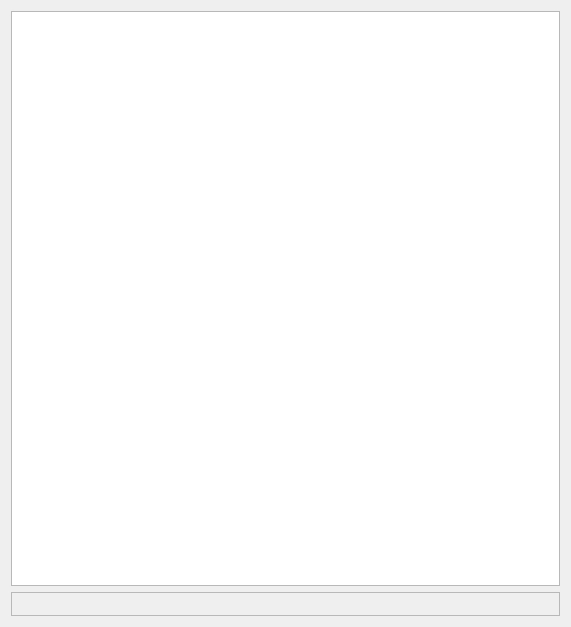
0xd34df00d/leechcraft, file src/plugins/potorchu/playlistwidget.ui: the form before one commit.
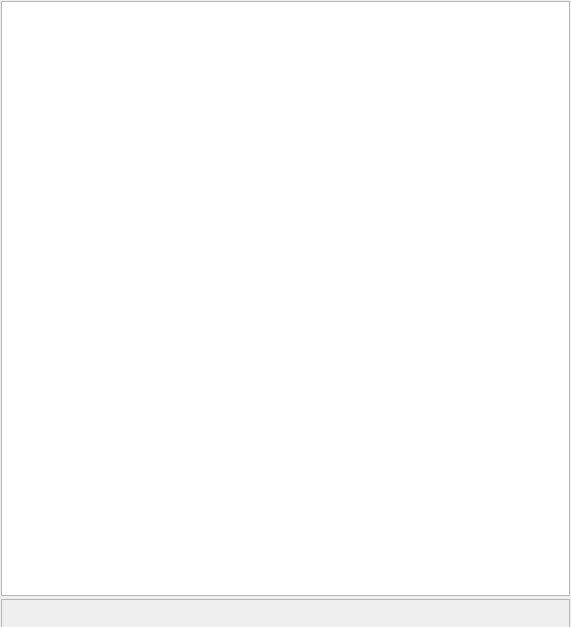
The form after the commit. Custom widgets are drawn as their Qt base class.

Commit message: Potorchu: fix spacing

The edit to the form file:
```diff
--- a/src/plugins/potorchu/playlistwidget.ui
+++ b/src/plugins/potorchu/playlistwidget.ui
@@ -14,14 +14,23 @@
    <string>Form</string>
   </property>
   <layout class="QGridLayout" name="gridLayout_2">
+   <property name="horizontalSpacing">
+    <number>2</number>
+   </property>
+   <property name="margin">
+    <number>1</number>
+   </property>
    <item row="0" column="0">
     <layout class="QGridLayout" name="gridLayout">
+     <property name="spacing">
+      <number>0</number>
+     </property>
      <item row="1" column="0">
       <widget class="QFrame" name="ActionFrame_">
        <property name="minimumSize">
         <size>
          <width>0</width>
-         <height>24</height>
+         <height>30</height>
         </size>
        </property>
        <property name="maximumSize">
```
The commit also changes 2 other files.
